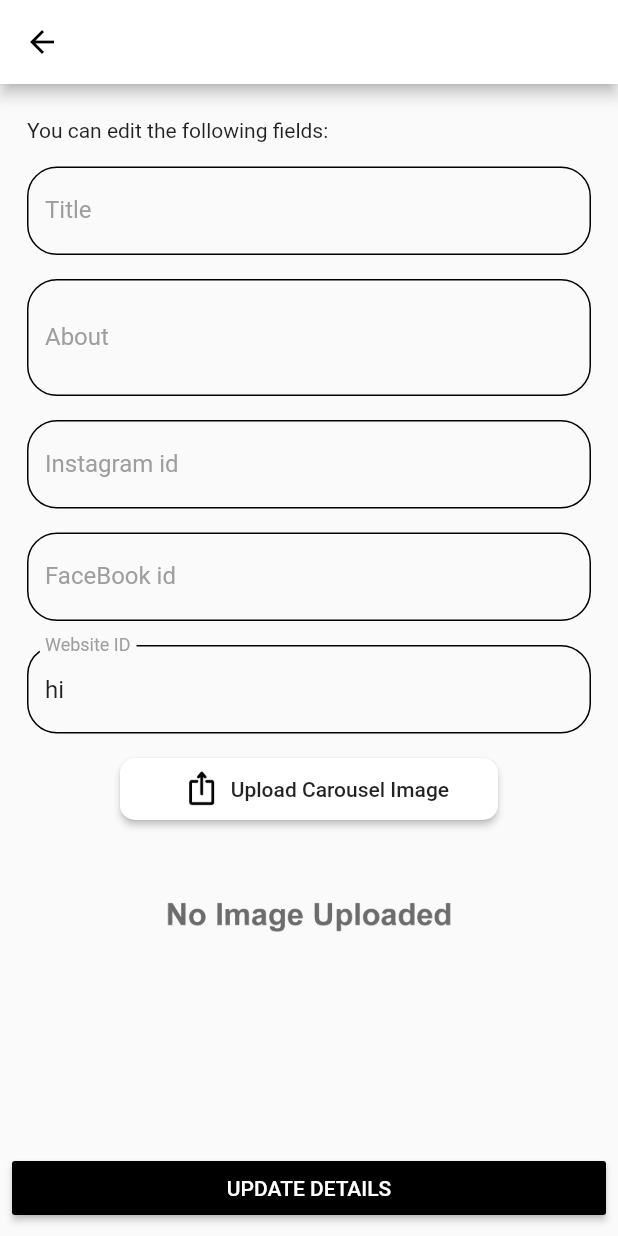
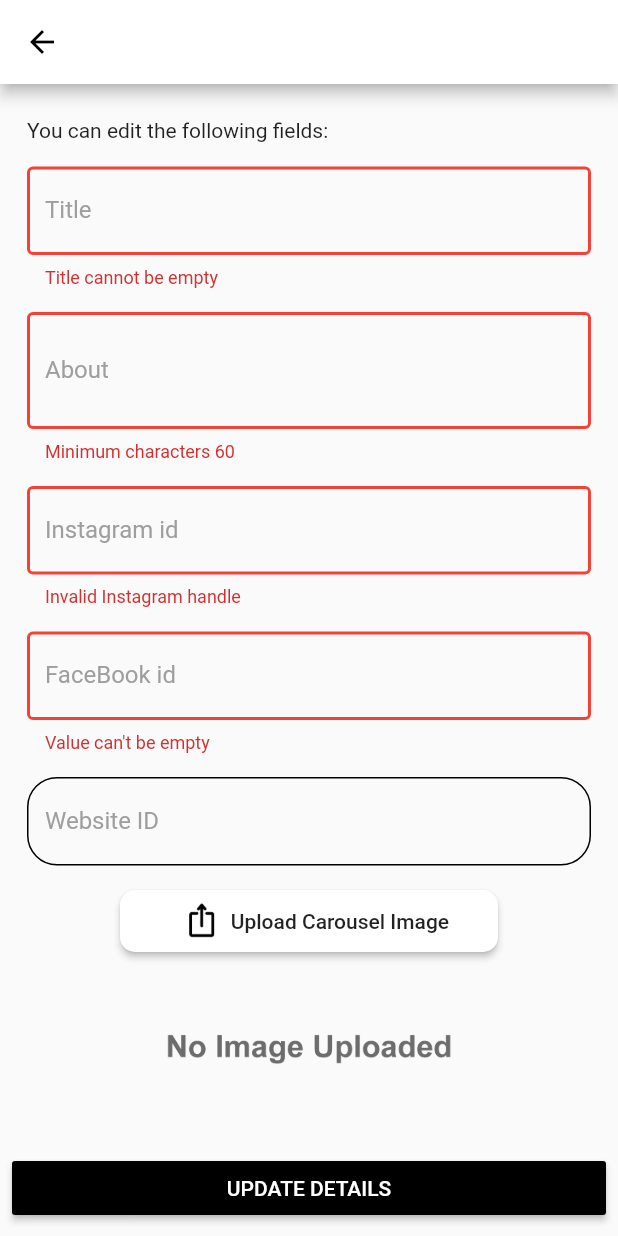
Before and after one commit to cd-hack/webster-flutter, a Flutter app: the EditableForm screen opened directly with empty values, after a tap on "UPDATE DETAILS", on a phone screen of 412 x 824 dp. Run offline on Flutter 3.47's test engine with Material 2 defaults, Android fonts, the light colour scheme and no system bars; our stand-ins replace dio, email_validator, flutter_speed_dial, google_fonts, image_picker, lazy_load_scrollview and 2 more; missing offline and left inert: dart:ffi, flutter_sparkline; accounts and stored records are empty; Roboto replaces fonts that are missing (Hind); statements that could not run were skipped.

Commit message:
edit website on progress

```diff
--- a/lib/pages/editable-form-page.dart
+++ b/lib/pages/editable-form-page.dart
@@ -1,9 +1,13 @@
 import 'dart:io';
-
 import 'package:flutter/material.dart';
 import 'package:image_picker/image_picker.dart';
+import 'package:provider/provider.dart';
+import 'package:http/http.dart' as http;
+import 'package:dio/dio.dart';
 
-import 'add-more-datials-form-page.dart';
+import './home-page.dart';
+import '../widgets/alert-box.dart';
+import '../providers/auth.dart';
 
 class EditableForm extends StatefulWidget {
   static const routeName = '/edit-page';
@@ -14,13 +18,18 @@ class EditableForm extends StatefulWidget {
 class _EditableFormState extends State<EditableForm> {
   File carousel_image;
   Map args;
-  bool _hasloaded = false;
+  bool _hasloaded = false, _isloading = false, _isValid = false;
   Future getImage() async {
     final uploaded_image =
         await ImagePicker().getImage(source: ImageSource.gallery);
     setState(() {
       carousel_image = File(uploaded_image.path);
     });
+  }
+
+  Future<void> _editWebsite(Map args, String token) async {
+    final url = 'http://192.168.1.5:8000/client/website/${args['id']}/';
+
   }
 
   var currentDropDownValue = 0;
@@ -39,7 +48,7 @@ class _EditableFormState extends State<EditableForm> {
       aboutController = TextEditingController(text: args['about']);
       instagramIdController = TextEditingController(text: args['ighandle']);
       facebookIdController = TextEditingController(text: args['fburl']);
-      websiteid = TextEditingController(text: 'hi');
+      websiteid = TextEditingController(text: args['websiteid']);
     }
     super.didChangeDependencies();
   }
@@ -55,16 +64,9 @@ class _EditableFormState extends State<EditableForm> {
     super.dispose();
   }
 
-  String isEmptyValidator(String value) {
-    if (value.isEmpty) {
-      return "This field cannot be empty";
-      return null;
-    }
-    return null;
-  }
-
   @override
   Widget build(BuildContext context) {
+    final token = Provider.of(context, listen: false);
     return Scaffold(
       appBar: AppBar(
         title: Text(args['title']),
@@ -72,7 +74,7 @@ class _EditableFormState extends State<EditableForm> {
       body: Container(
         margin: EdgeInsets.symmetric(vertical: 15, horizontal: 10),
         child: Form(
-            key: this._formKey,
+            key: _formKey,
             child: ListView(
               children: [
                 Padding(
@@ -83,7 +85,12 @@ class _EditableFormState extends State<EditableForm> {
                   padding: const EdgeInsets.all(8.0),
                   child: TextFormField(
                     controller: titleController,
-                    validator: isEmptyValidator,
+                    validator: (value) {
+                      if (value.isEmpty) return "Title cannot be empty";
+                      if (value.length > 30)
+                        return "Length of the title is too big";
+                      return null;
+                    },
                     decoration: InputDecoration(
                       labelStyle: TextStyle(color: Colors.grey),
                       labelText: "Title",
@@ -106,7 +113,10 @@ class _EditableFormState extends State<EditableForm> {
                   padding: const EdgeInsets.all(8.0),
                   child: TextFormField(
                     controller: aboutController,
-                    validator: isEmptyValidator,
+                    validator: (value) {
+                      if (value.length < 60) return "Minimum characters 60";
+                      return null;
+                    },
                     maxLines: 2,
                     decoration: InputDecoration(
                       labelStyle: TextStyle(color: Colors.grey),
@@ -131,7 +141,11 @@ class _EditableFormState extends State<EditableForm> {
                   padding: const EdgeInsets.all(8.0),
                   child: TextFormField(
                     controller: instagramIdController,
-                    validator: isEmptyValidator,
+                    validator: (value) {
+                      if (value.length >= 30 || value.isEmpty)
+                        return "Invalid Instagram handle";
+                      return null;
+                    },
                     decoration: InputDecoration(
                       labelStyle: TextStyle(color: Colors.grey),
                       labelText: "Instagram id",
@@ -154,7 +168,10 @@ class _EditableFormState extends State<EditableForm> {
                   padding: const EdgeInsets.all(8.0),
                   child: TextFormField(
                     controller: facebookIdController,
-                    validator: isEmptyValidator,
+                    validator: (value) {
+                      if (value.isEmpty) return "Value can't be empty";
+                      return null;
+                    },
                     decoration: InputDecoration(
                       labelStyle: TextStyle(color: Colors.grey),
                       labelText: "FaceBook id",
@@ -177,7 +194,10 @@ class _EditableFormState extends State<EditableForm> {
                   padding: const EdgeInsets.all(8.0),
                   child: TextFormField(
                     controller: websiteid,
-                    validator: isEmptyValidator,
+                    validator: (value) {
+                      if (value.length > 30) return "Invalid Website ID";
+                      return null;
+                    },
                     decoration: InputDecoration(
                       labelStyle: TextStyle(color: Colors.grey),
                       labelText: "Website ID",
@@ -227,12 +247,38 @@ class _EditableFormState extends State<EditableForm> {
       ),
       bottomNavigationBar: Padding(
         padding: EdgeInsets.all(8.0),
-        child: RaisedButton(
-          onPressed: () {},
-          color: Colors.black,
-          textColor: Colors.white,
-          child: Text("UPDATE DETAILS"),
-        ),
+        child: _isloading
+            ? Center(
+                child: CircularProgressIndicator(),
+              )
+            : RaisedButton(
+                onPressed: () {
+                  _isValid = _formKey.currentState.validate();
+                  if (_isValid) {
+                    setState(() => _isloading = true);
+                    args['title'] = titleController.text;
+                    args['about'] = aboutController.text;
+                    args['ighandle'] = instagramIdController.text;
+                    args['fburl'] = facebookIdController.text;
+                    args['websiteid'] = websiteid.text;
+                    _editWebsite(args, token).then((value) {
+                      setState(() => _isloading = false);
+                      Navigator.pop(context);
+                      homeKey.currentState.showSnackBar(SnackBar(
+                          content: Text('Website updated successfully!')));
+                    }).catchError((e) {
+                      setState(() => _isloading = false);
+                      showDialog(
+                        context: context,
+                        builder: (context) => Alertbox(e.toString()),
+                      );
+                    });
+                  }
+                },
+                color: Colors.black,
+                textColor: Colors.white,
+                child: Text("UPDATE DETAILS"),
+              ),
       ),
     );
   }
--- a/lib/pages/productlist-page.dart
+++ b/lib/pages/productlist-page.dart
@@ -110,7 +110,7 @@ class _ProductListState extends State<ProductList> {
                     gridDelegate: SliverGridDelegateWithFixedCrossAxisCount(
                         crossAxisCount: 2, childAspectRatio: 0.8),
                     itemBuilder: (context, index) => ProductTile(
-                        posts[index]['image'], posts[index]['name'], '4.7'),
+                        posts[index]['image320'], posts[index]['name'], '4.7'),
                   ),
                   onEndOfPage: _fetchProducts,
                 ),
```
Also changed, not shown: 5 other files.
